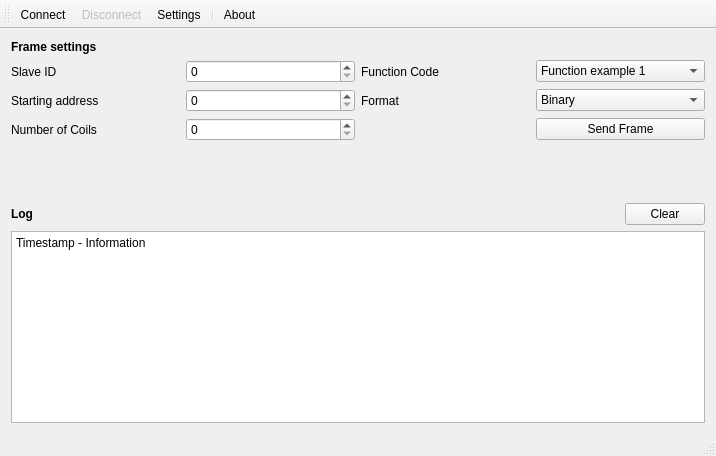
Qt form mainwindow.ui (dawidholka/ModbusMaster) before a commit.
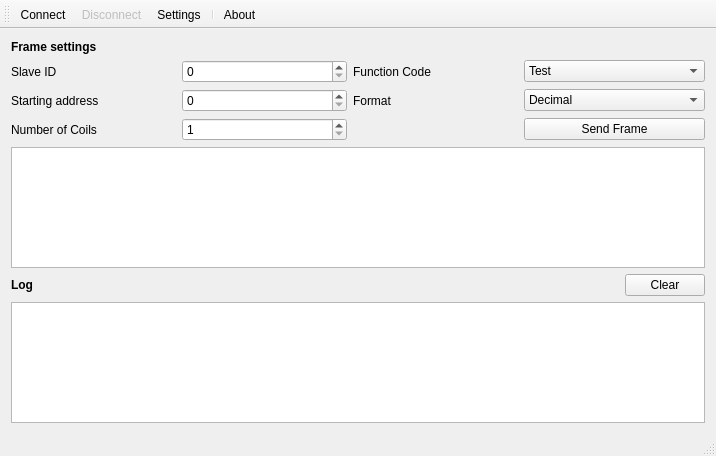
The same form after that commit. Icons and pictures are not drawn.

Commit message: Reading holding registers

```diff
--- a/mainwindow.ui
+++ b/mainwindow.ui
@@ -55,12 +55,12 @@
        <widget class="QComboBox" name="functionCodeComboBox">
         <item>
          <property name="text">
-          <string>Function example 1</string>
+          <string>Test</string>
          </property>
         </item>
         <item>
          <property name="text">
-          <string>Function example 2</string>
+          <string>03: Read Holding Registers</string>
          </property>
         </item>
        </widget>
@@ -80,7 +80,14 @@
        </widget>
       </item>
       <item row="1" column="1">
-       <widget class="QSpinBox" name="startingAddressSpinBox"/>
+       <widget class="QSpinBox" name="startingAddressSpinBox">
+        <property name="minimum">
+         <number>0</number>
+        </property>
+        <property name="maximum">
+         <number>65535</number>
+        </property>
+       </widget>
       </item>
       <item row="1" column="2">
        <widget class="QLabel" name="formatLabel">
@@ -91,11 +98,6 @@
       </item>
       <item row="1" column="3">
        <widget class="QComboBox" name="formatComboBox">
-        <item>
-         <property name="text">
-          <string>Binary</string>
-         </property>
-        </item>
         <item>
          <property name="text">
           <string>Decimal</string>
@@ -111,7 +113,14 @@
        </widget>
       </item>
       <item row="2" column="1">
-       <widget class="QSpinBox" name="numberOfCoilsSpinBox"/>
+       <widget class="QSpinBox" name="numberOfCoilsSpinBox">
+        <property name="minimum">
+         <number>1</number>
+        </property>
+        <property name="maximum">
+         <number>125</number>
+        </property>
+       </widget>
       </item>
       <item row="2" column="3">
        <widget class="QPushButton" name="sendFrameButton">
@@ -122,6 +131,9 @@
       </item>
      </layout>
     </item>
+    <item>
+     <widget class="QTableWidget" name="tableWidget"/>
+    </item>
     <item>
      <spacer name="verticalSpacer">
       <property name="orientation">
@@ -181,7 +193,7 @@
        <bool>true</bool>
       </property>
       <property name="plainText">
-       <string>Timestamp - Information</string>
+       <string/>
       </property>
      </widget>
     </item>
```
The commit also changes 2 other files.
